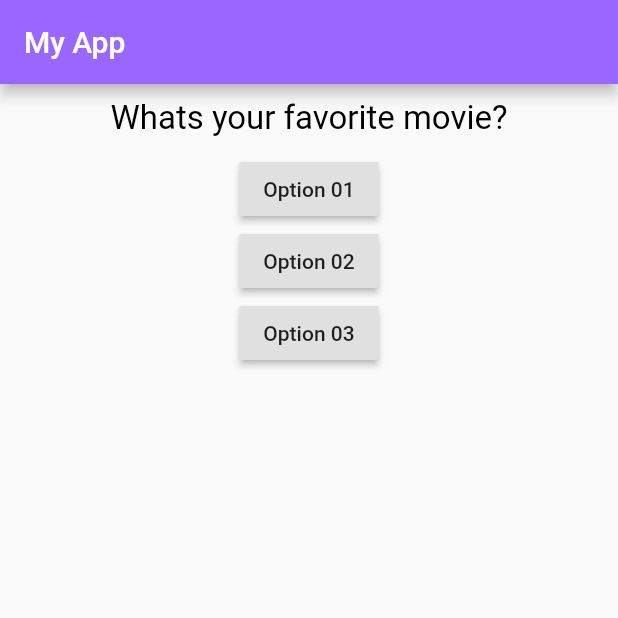
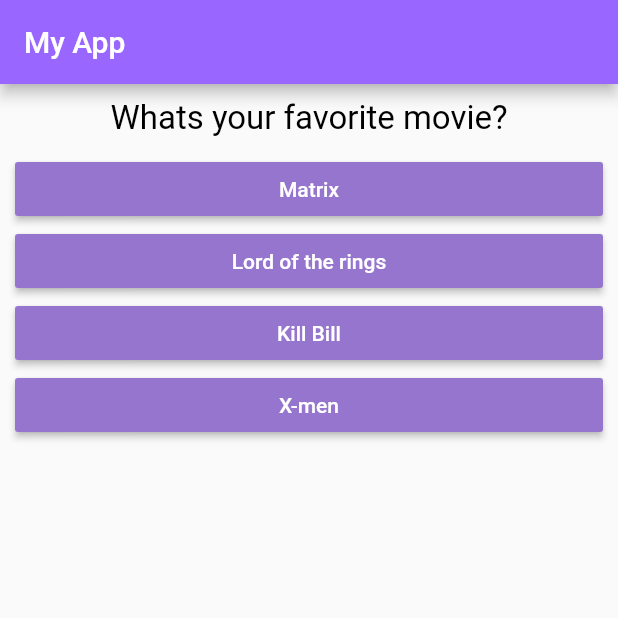
Before and after one commit to a-o76/academind-flutter-course-section1, a Flutter app: the screen it shows after launch, on a phone screen of 412 x 824 dp, the top half of it. Run offline on Flutter 3.47's test engine with Material 2 defaults, Android fonts, the phone set to English and light mode, and no system bars.

Commit message:
Dynamic answers with map and spread operator

```diff
--- /dev/null
+++ b/lib/answer.dart
@@ -0,0 +1,23 @@
+import 'package:flutter/material.dart';
+
+class Answer extends StatelessWidget {
+
+  final Function selectHandler;
+  final String answer;
+
+  Answer(this.selectHandler, this.answer);
+
+  @override
+  Widget build(BuildContext context) {
+    return Container(
+      width: double.infinity,
+      padding: EdgeInsets.only(left: 10, right: 10),
+      child: RaisedButton(
+        textColor: Colors.white,
+        color: Colors.deepPurple[300],
+        child: Text(answer),
+        onPressed: selectHandler,
+      ),
+    );
+  }
+}
--- a/lib/main.dart
+++ b/lib/main.dart
@@ -1,6 +1,7 @@
 import 'package:flutter/material.dart';
 
 import './question.dart';
+import './answer.dart';
 
 void main() => runApp(MyApp());
 
@@ -14,7 +15,7 @@ class MyApp extends StatefulWidget {
 class _MyAppState extends State<MyApp> {
   var _questionIndex = 0;
 
-  void _answer() {
+  void _handleAnswer() {
     setState(() {
       _questionIndex = _questionIndex + 1;
     });
@@ -23,8 +24,14 @@ class _MyAppState extends State<MyApp> {
   }
 
   var questions = [
-    'Whats your favorite movie?',
-    'Whats your favorite game?'
+    {
+      'questionText': 'Whats your favorite movie?',
+      'answer': ['Matrix', 'Lord of the rings', 'Kill Bill', 'X-men'],
+    },
+    {
+      'questionText': 'Whats your favorite game?',
+      'answer': ['Pokemon', 'Zelda', 'Dark Souls', 'Castlevania'],
+    }
   ];
 
   @override
@@ -36,19 +43,10 @@ class _MyAppState extends State<MyApp> {
               backgroundColor: Color.fromRGBO(153, 102, 255, 1),
             ),
             body: Column(children: <Widget>[
-              Question(questions[_questionIndex]),
-              RaisedButton(
-                child: Text('Option 01'),
-                onPressed: _answer,
-              ),
-              RaisedButton(
-                child: Text('Option 02'),
-                onPressed: _answer,
-              ),
-              RaisedButton(
-                child: Text('Option 03'),
-                onPressed: _answer,
-              ),
+              Question(questions[_questionIndex]['questionText']),
+              ...(questions[_questionIndex]['answer'] as List<String>).map((answer) {
+                return Answer(_handleAnswer, answer);
+              }).toList()
             ])));
   }
 }
```
